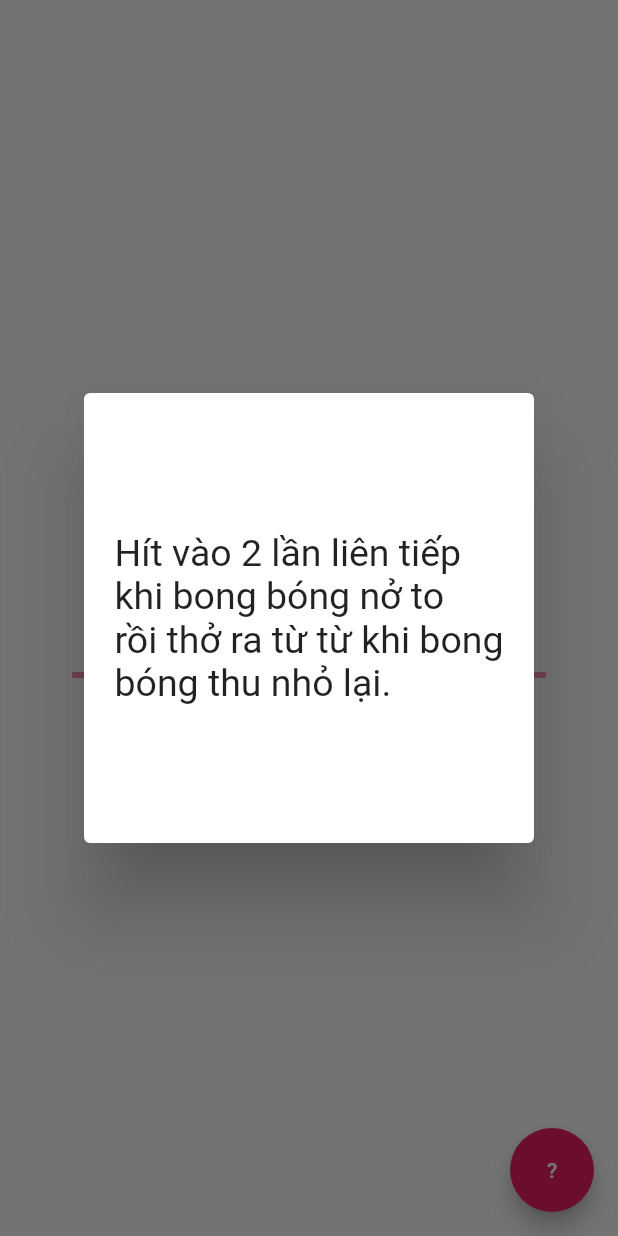
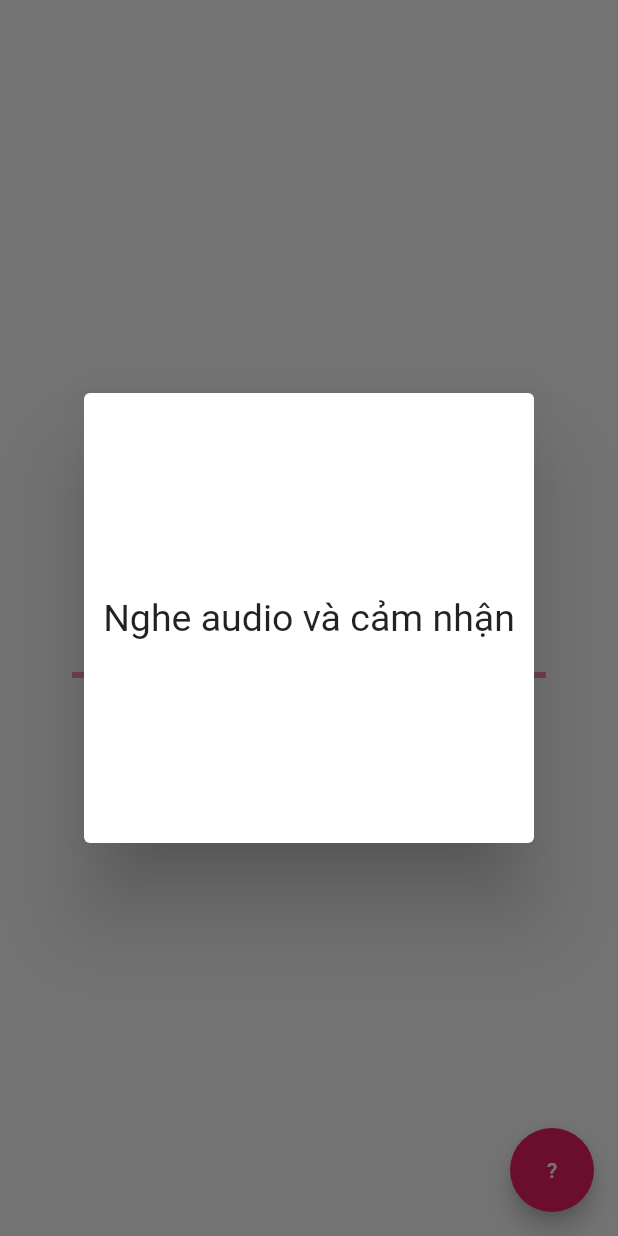
Before and after one commit to thivux/cp22_stress, a Flutter app: the NSDR screen opened directly, after a tap on an icon or button, on a phone screen of 412 x 824 dp. Run offline on Flutter 3.47's test engine with Material 2 defaults, Android fonts, the phone set to English and light mode, and no system bars; our stand-ins replace audioplayers; statements that could not run were skipped.

Commit message:
Minh update last for demo

```diff
--- a/lib/bubble.dart
+++ b/lib/bubble.dart
@@ -110,7 +110,6 @@ class BubbleState extends State<Bubble> with SingleTickerProviderStateMixin {
   }
 }
 
-
 class CircleBox extends StatelessWidget {
   const CircleBox({
     Key? key,
@@ -135,7 +134,6 @@ class CircleBox extends StatelessWidget {
               shape: BoxShape.circle,
             ),
           ),
-        )
-    );
+        ));
   }
 }
--- a/lib/nsdr.dart
+++ b/lib/nsdr.dart
@@ -181,7 +181,7 @@ class NSDRState extends State<NSDR> {
               height: 300,
               child: Center(
                 child: Text(
-                  ' Hít vào 2 lần liên tiếp \n khi bong bóng nở to \n rồi thở ra từ từ khi bong \n bóng thu nhỏ lại.',
+                  'Nghe audio và cảm nhận',
                   style: TextStyle(
                     fontSize: 25,
                   ),
```
Lines whose indentation alone changed are shown as unchanged.
